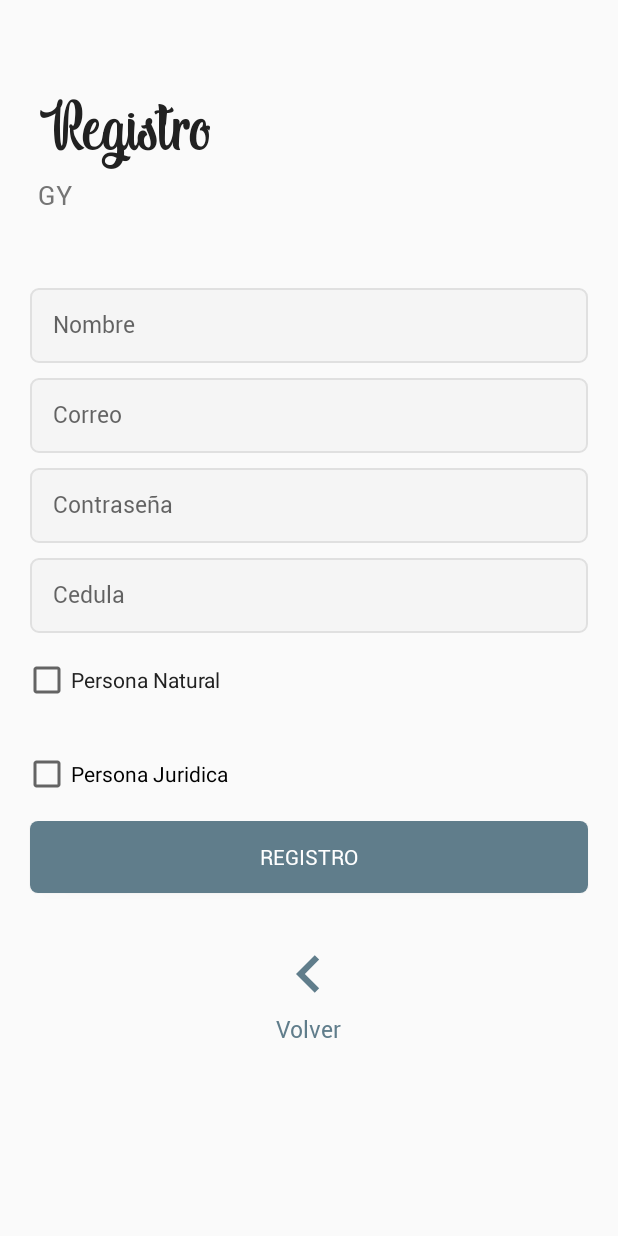
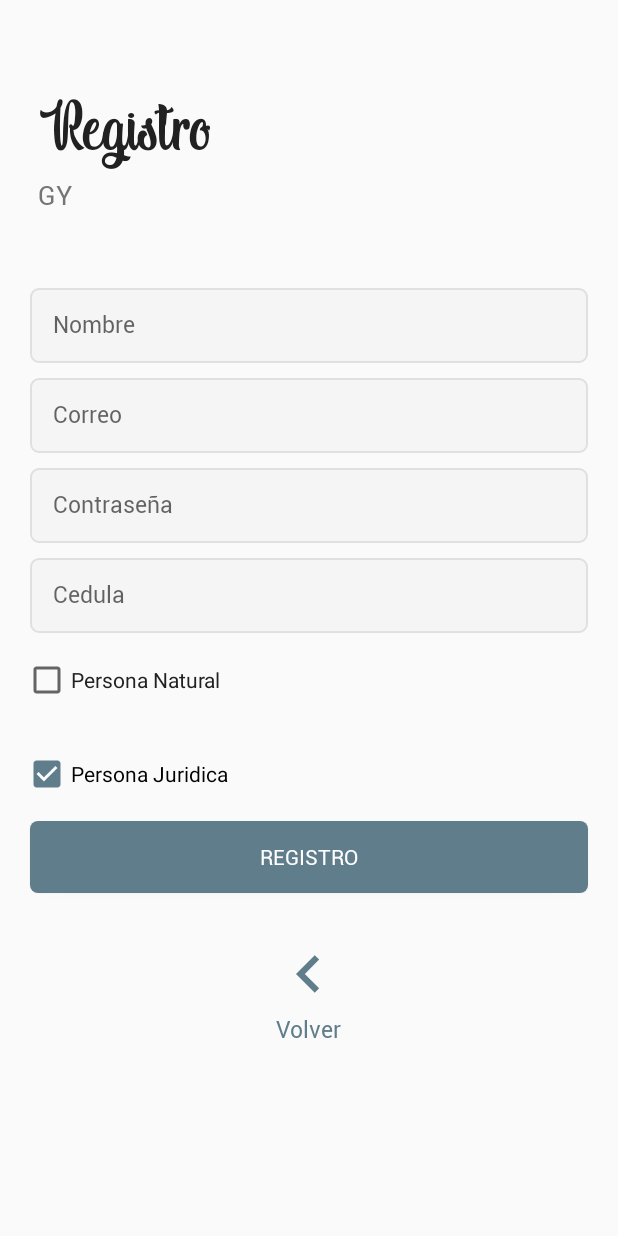
Before and after one commit to GerArJe/ConectingLaw, an Android app: the CreateAccountActivity screen opened directly, with no data from a screen before it, after a tap on "REGISTRO", on a phone screen of 412 x 824 dp. Run offline under Robolectric (Android 15) with nearby library versions, the phone set to English and light mode, and no system bars; our stand-ins replace Firebase (no records; nobody signed in at launch, a user with empty details on screens opened directly); 2 other taps on this screen came first.

```diff
--- a/app/src/main/java/com/example/conectinglaw/repository/FirebaseService.java
+++ b/app/src/main/java/com/example/conectinglaw/repository/FirebaseService.java
@@ -22,6 +22,7 @@ public class FirebaseService {
 
     private String TAG = "FirebaseService";
 
+    //iniciar sesion
     public void signIn(String email, String password, final Activity activity, FirebaseAuth firebaseAuth){
         firebaseAuth.signInWithEmailAndPassword(email, password).addOnCompleteListener(activity, new OnCompleteListener<AuthResult>() {
             @Override
@@ -40,6 +41,7 @@ public class FirebaseService {
         });
     }
 
+    //crear cuenta
     public void createAccount(String email, String password, final Activity activity, FirebaseAuth firebaseAuth){
         firebaseAuth.createUserWithEmailAndPassword(email, password).addOnCompleteListener(activity, new OnCompleteListener<AuthResult>() {
             @Override
--- a/app/src/main/java/com/example/conectinglaw/view/LoginActivity.java
+++ b/app/src/main/java/com/example/conectinglaw/view/LoginActivity.java
@@ -54,11 +54,13 @@ public class LoginActivity extends AppCompatActivity {
         txtCreateAccount = findViewById(R.id.txt_createAccount);
     }
 
+    //ir a crear cuenta
     public void goCreateAccount(View view){
         Intent intent = new Intent(this, CreateAccountActivity.class);
         startActivity(intent);
     }
 
+    //inicializar instancia de Firebase
     private void initialize() {
         firebaseAuth = FirebaseAuth.getInstance();
         authStateListener = new FirebaseAuth.AuthStateListener() {
@@ -75,6 +77,7 @@ public class LoginActivity extends AppCompatActivity {
         };
     }
 
+    //iniciar sesion
     private void signIn(String email, String password){
         firebaseService.signIn(email, password, this, firebaseAuth);
     }
--- a/app/src/main/res/layout/activity_create_account.xml
+++ b/app/src/main/res/layout/activity_create_account.xml
@@ -105,14 +105,16 @@
                 android:layout_margin="15dp"
                 android:duplicateParentState="false"
                 android:text="@string/cb_personaNatural"
-                android:textColor="@color/primary_text" />
+                android:textColor="@color/primary_text"
+                android:onClick="setCheckboxPersonaNatural"/>
 
             <CheckBox
                 android:id="@+id/cb_PJ"
                 android:layout_width="374dp"
                 android:layout_height="wrap_content"
                 android:layout_margin="15dp"
-                android:text="@string/personaJuridica" />
+                android:text="@string/personaJuridica"
+                android:onClick="setCheckboxPersonaJuridica"/>
 
 
             <LinearLayout
```
Also changed, not shown: app/src/main/java/com/example/conectinglaw/view/CreateAccountActivity.java (+11 -13 lines).
